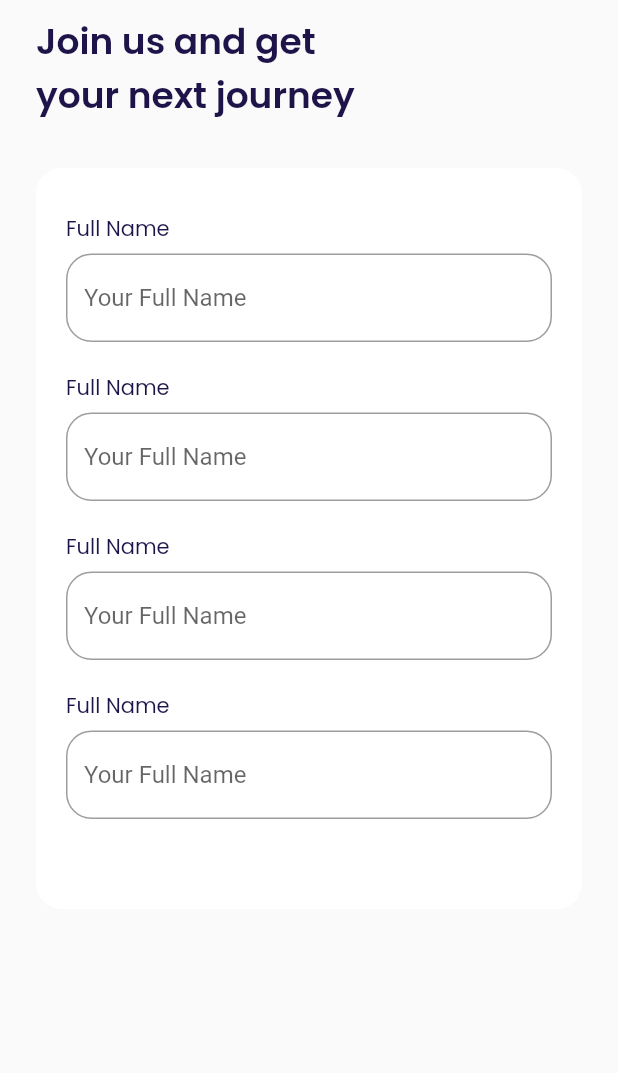
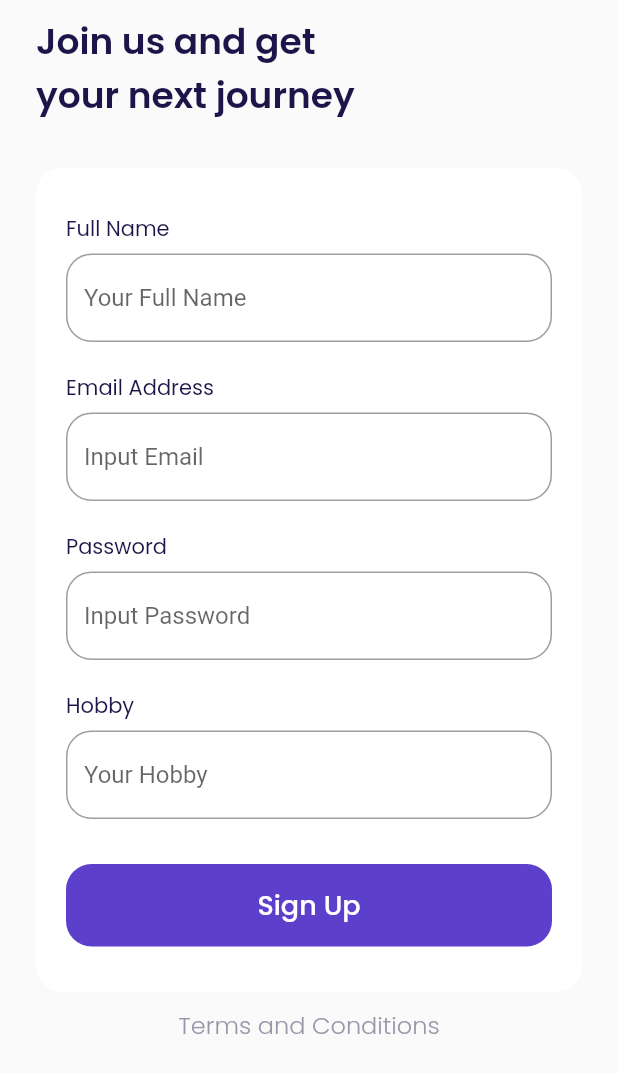
Before and after one commit to aprxty3/airplane_ticketing, a Flutter app: the SignUpPage screen opened by its route, on a phone screen of 412 x 824 dp. Shown: the top 1073 px of the screen. Run offline on Flutter 3.47's test engine with Material 2 defaults, Android fonts, the phone set to English and light mode, and no system bars; our stand-ins replace google_fonts.

Commit message:
fixing slicing design

```diff
--- a/lib/ui/pages/sign_up.dart
+++ b/lib/ui/pages/sign_up.dart
@@ -55,7 +55,7 @@ class SignUpPage extends StatelessWidget {
             crossAxisAlignment: CrossAxisAlignment.start,
             children: [
               Text(
-                'Full Name',
+                'Email Address',
                 style: signStyle,
               ),
               const SizedBox(
@@ -64,7 +64,7 @@ class SignUpPage extends StatelessWidget {
               TextFormField(
                 cursorColor: sPrimaryColor,
                 decoration: InputDecoration(
-                  hintText: 'Your Full Name',
+                  hintText: 'Input Email',
                   border: OutlineInputBorder(
                     borderRadius: BorderRadius.circular(defaultRadius),
                   ),
@@ -86,7 +86,7 @@ class SignUpPage extends StatelessWidget {
             crossAxisAlignment: CrossAxisAlignment.start,
             children: [
               Text(
-                'Full Name',
+                'Password',
                 style: signStyle,
               ),
               const SizedBox(
@@ -94,8 +94,9 @@ class SignUpPage extends StatelessWidget {
               ),
               TextFormField(
                 cursorColor: sPrimaryColor,
+                obscureText: true,
                 decoration: InputDecoration(
-                  hintText: 'Your Full Name',
+                  hintText: 'Input Password',
                   border: OutlineInputBorder(
                     borderRadius: BorderRadius.circular(defaultRadius),
                   ),
@@ -117,7 +118,7 @@ class SignUpPage extends StatelessWidget {
             crossAxisAlignment: CrossAxisAlignment.start,
             children: [
               Text(
-                'Full Name',
+                'Hobby',
                 style: signStyle,
               ),
               const SizedBox(
@@ -126,7 +127,7 @@ class SignUpPage extends StatelessWidget {
               TextFormField(
                 cursorColor: sPrimaryColor,
                 decoration: InputDecoration(
-                  hintText: 'Your Full Name',
+                  hintText: 'Your Hobby',
                   border: OutlineInputBorder(
                     borderRadius: BorderRadius.circular(defaultRadius),
                   ),
@@ -141,8 +142,28 @@ class SignUpPage extends StatelessWidget {
         );
       }
 
+      Widget button() {
+        return Container(
+          width: double.infinity,
+          height: 55,
+          child: TextButton(
+            style: TextButton.styleFrom(
+              backgroundColor: kPrimaryColor,
+              shape: RoundedRectangleBorder(
+                borderRadius: BorderRadius.circular(defaultRadius),
+              ),
+            ),
+            onPressed: () {},
+            child: Text(
+              'Sign Up',
+              style: buttonStyle,
+            ),
+          ),
+        );
+      }
+
       return Container(
-        margin: const EdgeInsets.only(top: 30, bottom: 50),
+        margin: const EdgeInsets.only(top: 30, bottom: 10),
         padding: const EdgeInsets.symmetric(vertical: 30, horizontal: 20),
         decoration: BoxDecoration(
           color: sWhiteColor,
@@ -154,7 +175,23 @@ class SignUpPage extends StatelessWidget {
             email(),
             password(),
             hobby(),
+            button(),
           ],
+        ),
+      );
+    }
+
+    Widget terms() {
+      return Container(
+        margin: const EdgeInsets.only(bottom: 70),
+        child: Center(
+          child: InkWell(
+            onTap: () {},
+            child: Text(
+              'Terms and Conditions',
+              style: shadowStyle,
+            ),
+          ),
         ),
       );
     }
@@ -167,6 +204,7 @@ class SignUpPage extends StatelessWidget {
           children: [
             title(),
             textform(),
+            terms(),
           ],
         ),
       ),
```
